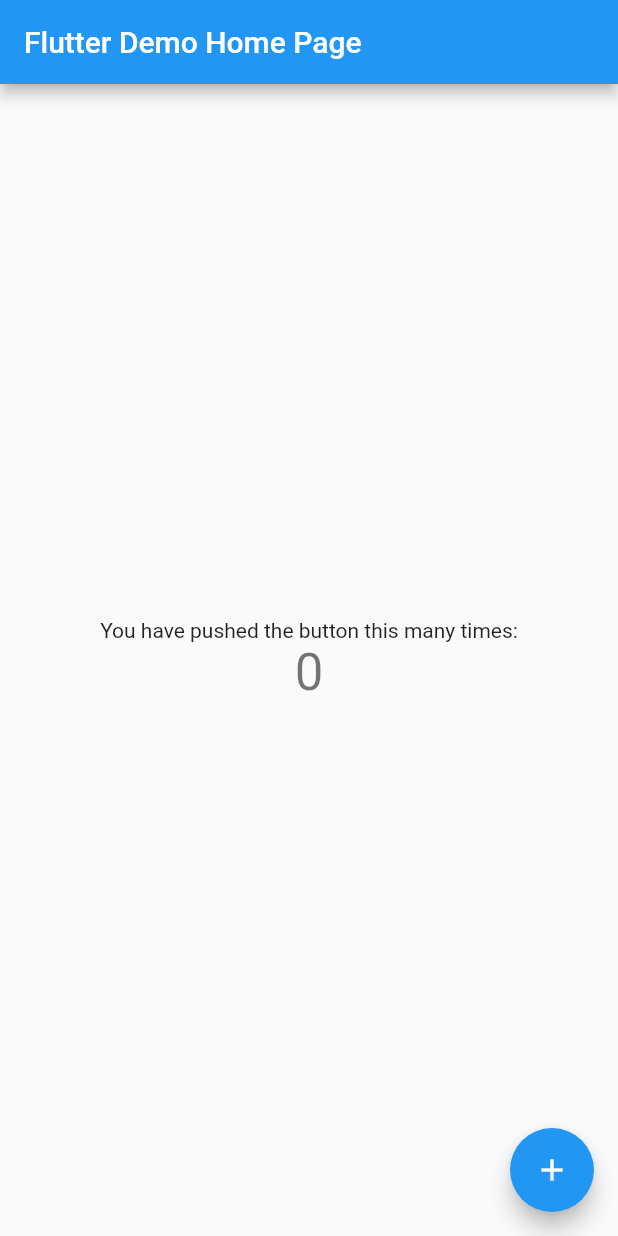
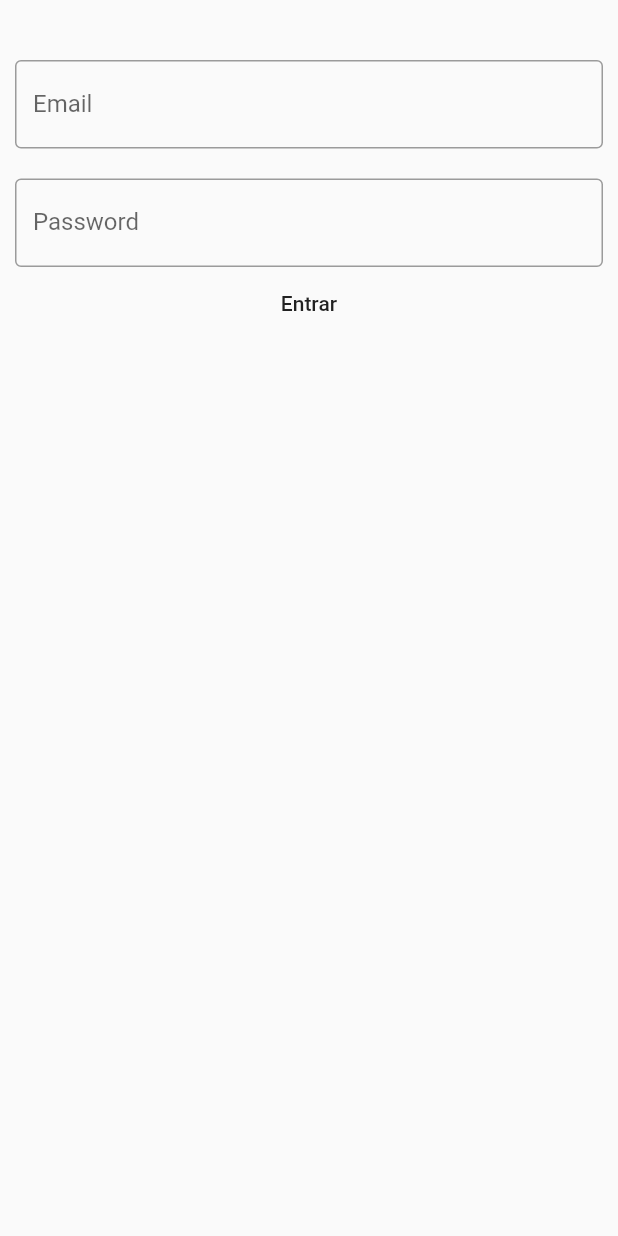
Before and after one commit to PhelippeA/Forms, a Flutter app: the screen it shows after launch, on a phone screen of 412 x 824 dp. Run offline on Flutter 3.47's test engine with Material 2 defaults, Android fonts, the phone set to English and light mode, and no system bars; our stand-ins replace flutter_mobx, get_it, mobx; generated files the repository leaves out were written again.

Commit message:
terminando form reativo

```diff
--- /dev/null
+++ b/Forms/lib/customer/customer_model.dart
@@ -0,0 +1,9 @@
+import 'package:mobx/mobx.dart';
+
+class Customer {
+  @observable
+  String email;
+
+  @observable
+  String password;
+}
--- /dev/null
+++ b/Forms/lib/form/form_view.dart
@@ -0,0 +1,61 @@
+import 'package:Forms/form/form_controller.dart';
+import 'package:flutter/material.dart';
+import 'package:flutter_mobx/flutter_mobx.dart';
+import 'package:get_it/get_it.dart';
+
+class FormView extends StatelessWidget {
+  GlobalKey<FormState> _form = GlobalKey();
+  var formController = GetIt.instance.get<FormController>();
+
+  _submitForm() {
+    if (_form.currentState.validate()) _form.currentState.save();
+  }
+
+  @override
+  Widget build(BuildContext context) {
+
+    return Scaffold(
+      body: Padding(
+        padding: EdgeInsets.symmetric(horizontal: 10, vertical: 40),
+        child: Form(
+          key: _form,
+          child: Column(
+            children: [
+              Observer(
+                builder: (_) => TextFormField(
+                  autovalidateMode: AutovalidateMode.onUserInteraction,
+                  decoration: InputDecoration(
+                    border: OutlineInputBorder(),
+                    labelText: "Email",
+                  ),
+                  validator: (val) => formController.validateEmail(val),
+                  onSaved: (val) => formController.setField(val, 'email'),
+                ),
+              ),
+              SizedBox(height: 20),
+              Observer(
+                builder: (_) => TextFormField(
+                  autovalidateMode: AutovalidateMode.onUserInteraction,
+                  validator: (val) => formController.validatePassword(val),
+                  decoration: InputDecoration(
+                    labelText: "Password",
+                    border: OutlineInputBorder(),
+                    errorText: null,
+                  ),
+                  onSaved: (val) => formController.setField(val, 'password'),
+                ),
+              ),
+              FlatButton(
+                onPressed: () {
+                  _submitForm();
+                  Navigator.of(context).pushNamed('/sucessLogin');
+                },
+                child: Text('Entrar'),
+              ),
+            ],
+          ),
+        ),
+      ),
+    );
+  }
+}
--- a/Forms/lib/main.dart
+++ b/Forms/lib/main.dart
@@ -1,117 +1,23 @@
+import 'package:Forms/sucess_login_view.dart';
 import 'package:flutter/material.dart';
+import 'dependencies.dart';
+import 'form/form_view.dart';
 
 void main() {
+  Dependencies.register();
   runApp(MyApp());
 }
 
 class MyApp extends StatelessWidget {
-  // This widget is the root of your application.
   @override
   Widget build(BuildContext context) {
     return MaterialApp(
-      title: 'Flutter Demo',
-      theme: ThemeData(
-        // This is the theme of your application.
-        //
-        // Try running your application with "flutter run". You'll see the
-        // application has a blue toolbar. Then, without quitting the app, try
-        // changing the primarySwatch below to Colors.green and then invoke
-        // "hot reload" (press "r" in the console where you ran "flutter run",
-        // or simply save your changes to "hot reload" in a Flutter IDE).
-        // Notice that the counter didn't reset back to zero; the application
-        // is not restarted.
-        primarySwatch: Colors.blue,
-        // This makes the visual density adapt to the platform that you run
-        // the app on. For desktop platforms, the controls will be smaller and
-        // closer together (more dense) than on mobile platforms.
-        visualDensity: VisualDensity.adaptivePlatformDensity,
-      ),
-      home: MyHomePage(title: 'Flutter Demo Home Page'),
-    );
+        title: 'Flutter Demo',
+        theme: ThemeData(
+          primarySwatch: Colors.blue,
+          visualDensity: VisualDensity.adaptivePlatformDensity,
+        ),
+        routes: {'/sucessLogin': (_) => SucessLoginView()},
+        home: FormView());
   }
 }
-
-class MyHomePage extends StatefulWidget {
-  MyHomePage({Key key, this.title}) : super(key: key);
-
-  // This widget is the home page of your application. It is stateful, meaning
-  // that it has a State object (defined below) that contains fields that affect
-  // how it looks.
-
-  // This class is the configuration for the state. It holds the values (in this
-  // case the title) provided by the parent (in this case the App widget) and
-  // used by the build method of the State. Fields in a Widget subclass are
-  // always marked "final".
-
-  final String title;
-
-  @override
-  _MyHomePageState createState() => _MyHomePageState();
-}
-
-class _MyHomePageState extends State<MyHomePage> {
-  int _counter = 0;
-
-  void _incrementCounter() {
-    setState(() {
-      // This call to setState tells the Flutter framework that something has
-      // changed in this State, which causes it to rerun the build method below
-      // so that the display can reflect the updated values. If we changed
-      // _counter without calling setState(), then the build method would not be
-      // called again, and so nothing would appear to happen.
-      _counter++;
-    });
-  }
-
-  @override
-  Widget build(BuildContext context) {
-    // This method is rerun every time setState is called, for instance as done
-    // by the _incrementCounter method above.
-    //
-    // The Flutter framework has been optimized to make rerunning build methods
-    // fast, so that you can just rebuild anything that needs updating rather
-    // than having to individually change instances of widgets.
-    return Scaffold(
-      appBar: AppBar(
-        // Here we take the value from the MyHomePage object that was created by
-        // the App.build method, and use it to set our appbar title.
-        title: Text(widget.title),
-      ),
-      body: Center(
-        // Center is a layout widget. It takes a single child and positions it
-        // in the middle of the parent.
-        child: Column(
-          // Column is also a layout widget. It takes a list of children and
-          // arranges them vertically. By default, it sizes itself to fit its
-          // children horizontally, and tries to be as tall as its parent.
-          //
-          // Invoke "debug painting" (press "p" in the console, choose the
-          // "Toggle Debug Paint" action from the Flutter Inspector in Android
-          // Studio, or the "Toggle Debug Paint" command in Visual Studio Code)
-          // to see the wireframe for each widget.
-          //
-          // Column has various properties to control how it sizes itself and
-          // how it positions its children. Here we use mainAxisAlignment to
-          // center the children vertically; the main axis here is the vertical
-          // axis because Columns are vertical (the cross axis would be
-          // horizontal).
-          mainAxisAlignment: MainAxisAlignment.center,
-          children: <Widget>[
-            Text(
-              'You have pushed the button this many times:',
-            ),
-            Text(
-              '$_counter',
-              style: Theme.of(context).textTheme.headline4,
-            ),
-          ],
-        ),
-      ),
-      floatingActionButton: FloatingActionButton(
-        onPressed: _incrementCounter,
-        tooltip: 'Increment',
-        child: Icon(Icons.add),
-      ), // This trailing comma makes auto-formatting nicer for build methods.
-    );
-  }
-}
--- a/Forms/pubspec.yaml
+++ b/Forms/pubspec.yaml
@@ -23,6 +23,9 @@ environment:
 dependencies:
   flutter:
     sdk: flutter
+  mobx: ^1.2.1+4
+  flutter_mobx: ^1.1.0+2
+  get_it: ^5.0.6
 
 
   # The following adds the Cupertino Icons font to your application.
@@ -32,6 +35,8 @@ dependencies:
 dev_dependencies:
   flutter_test:
     sdk: flutter
+  build_runner:
+  mobx_codegen: ^1.1.2
 
 # For information on the generic Dart part of this file, see the
 # following page: https://dart.dev/tools/pub/pubspec
```
Also changed, not shown: Forms/lib/customer/customer_controller.dart (added, +19 -0 lines), Forms/lib/dependencies.dart (added, +12 -0 lines), Forms/lib/form/form_controller.dart (added, +29 -0 lines), Forms/lib/sucess_login_view.dart (added, +25 -0 lines), Forms/lib/customer/customer_controller.g.dart (added), Forms/lib/form/form_controller.g.dart (added), Forms/pubspec.lock, 1 other file.
